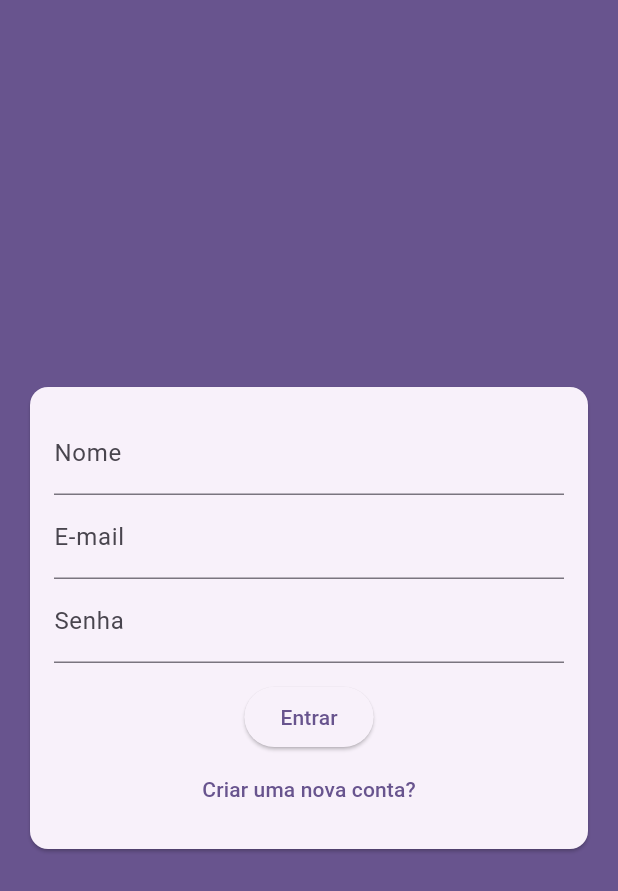
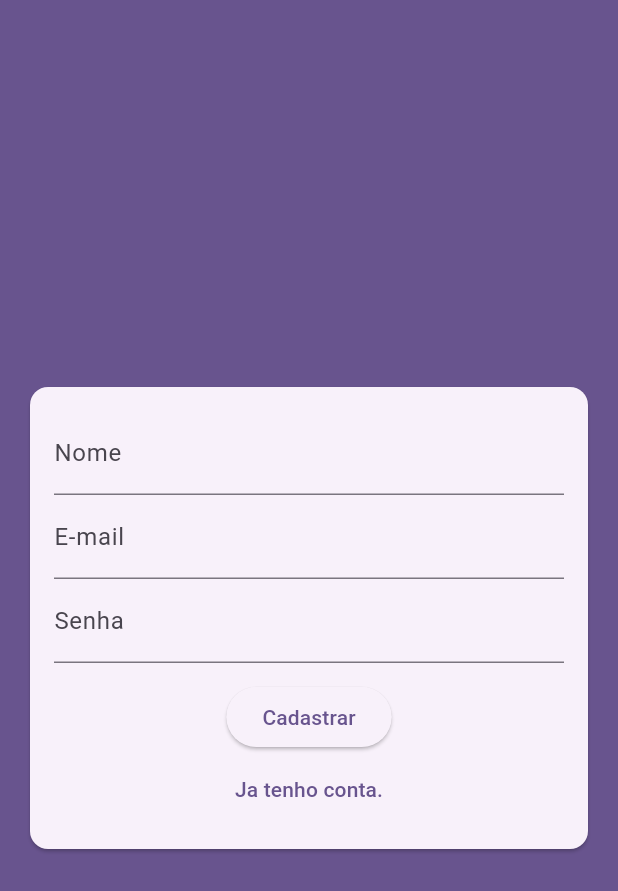
Before and after one commit to IagoMesquita/chat_flutter, a Flutter app: the screen it shows after launch, after a tap on "Criar uma nova conta?", on a phone screen of 412 x 824 dp. Shown: the top 891 px of the screen. Run offline on Flutter 3.47's test engine with Material 3 defaults, Android fonts, the phone set to English and light mode, and no system bars.

Commit message:
feat: add registration and login component toggle

```diff
--- a/lib/components/auth_form.dart
+++ b/lib/components/auth_form.dart
@@ -1,7 +1,15 @@
+import 'package:chat_2025/model/auth_form_data.dart';
 import 'package:flutter/material.dart';
 
-class AuthForm extends StatelessWidget {
+class AuthForm extends StatefulWidget {
   const AuthForm({super.key});
+
+  @override
+  State<AuthForm> createState() => _AuthFormState();
+}
+
+class _AuthFormState extends State<AuthForm> {
+  final _formData = AuthFormData();
 
   @override
   Widget build(BuildContext context) {
@@ -13,19 +21,40 @@ class AuthForm extends StatelessWidget {
         child: Form(
           child: Column(
             children: [
+              if (_formData.isSignup)
+                TextFormField(
+                  key: const ValueKey('name'),
+                  decoration: const InputDecoration(labelText: 'Nome'),
+                  initialValue: _formData.name,
+                  onChanged: (value) => _formData.name = value,
+                ),
               TextFormField(
-                decoration: const InputDecoration(labelText: 'Nome'),
+                key: const ValueKey('email'),
+                decoration: const InputDecoration(labelText: 'E-mail'),
+                initialValue: _formData.email,
+                onChanged: (value) => _formData.email = value,
               ),
               TextFormField(
-                decoration: const InputDecoration(labelText: 'E-mail'),
-              ),
-              TextFormField(
+                key: const ValueKey('password'),
+                obscureText: true,
                 decoration: const InputDecoration(labelText: 'Senha'),
+                initialValue: _formData.password,
+                onChanged: (value) => _formData.password = value,
               ),
               const SizedBox(height: 12),
-              ElevatedButton(onPressed: () {}, child: const Text('Entrar')),
+              ElevatedButton(
+                  onPressed: () {},
+                  child: Text(_formData.isLogin ? 'Entrar' : 'Cadastrar')),
               TextButton(
-                  onPressed: () {}, child: const Text('Criar uma nova conta?'))
+                child: Text(_formData.isLogin
+                    ? 'Criar uma nova conta?'
+                    : 'Ja tenho conta.'),
+                onPressed: () {
+                  setState(() {
+                    _formData.toggleAuthMode();
+                  });
+                },
+              )
             ],
           ),
         ),
```
